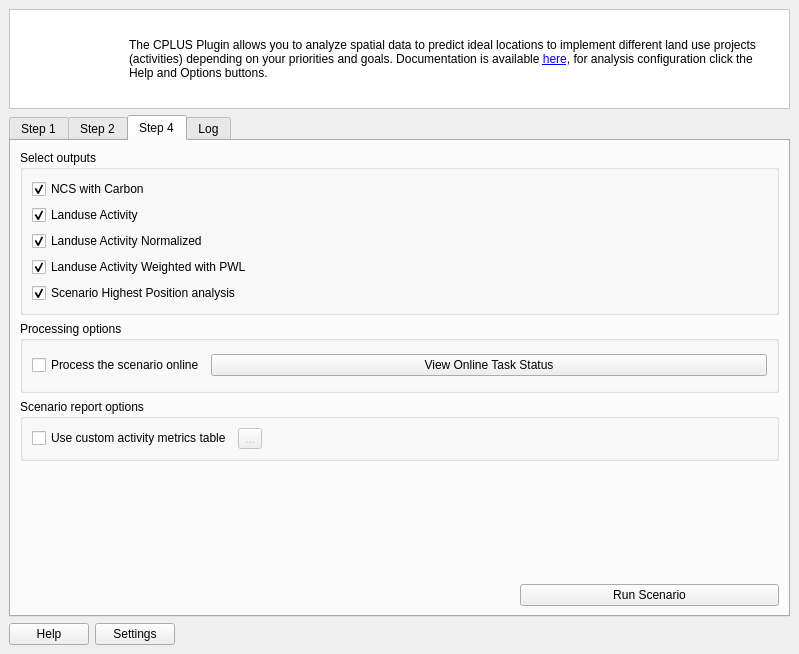
This is src/cplus_plugin/ui/qgis_cplus_main_dockwidget.ui in ConservationInternational/cplus-plugin as Qt 5 draws it before an edit. The edited form follows.
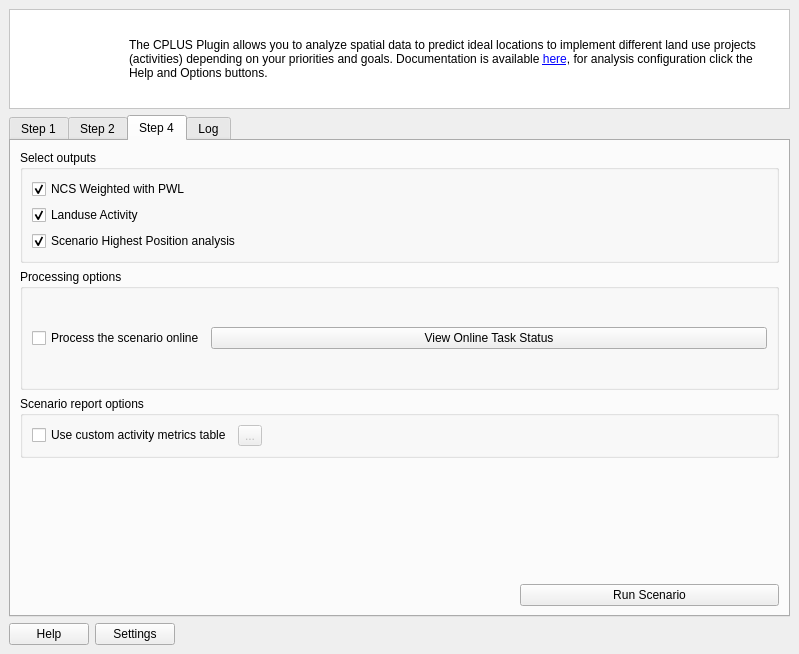
This is the edited form. The open tabs and pages were chosen to show the change. Icons and pictures are not drawn. Custom widgets are drawn as their Qt base class.

```diff
--- a/src/cplus_plugin/ui/qgis_cplus_main_dockwidget.ui
+++ b/src/cplus_plugin/ui/qgis_cplus_main_dockwidget.ui
@@ -460,19 +460,6 @@
            <string>Select outputs</string>
           </property>
           <layout class="QGridLayout" name="gridLayout_4">
-           <item row="0" column="0">
-            <widget class="QCheckBox" name="ncs_with_carbon">
-             <property name="toolTip">
-              <string>&lt;html&gt;&lt;head/&gt;&lt;body&gt;&lt;p&gt;Whether to produce the NCS pathways outputs.&lt;/p&gt;&lt;/body&gt;&lt;/html&gt;</string>
-             </property>
-             <property name="text">
-              <string>NCS with Carbon</string>
-             </property>
-             <property name="checked">
-              <bool>true</bool>
-             </property>
-            </widget>
-           </item>
            <item row="1" column="0">
             <widget class="QCheckBox" name="landuse_project">
              <property name="toolTip">
@@ -487,32 +474,6 @@
             </widget>
            </item>
            <item row="2" column="0">
-            <widget class="QCheckBox" name="landuse_normalized">
-             <property name="toolTip">
-              <string>&lt;html&gt;&lt;head/&gt;&lt;body&gt;&lt;p&gt;Whether to produce the landuse project normalized outputs.&lt;/p&gt;&lt;/body&gt;&lt;/html&gt;</string>
-             </property>
-             <property name="text">
-              <string>Landuse Activity Normalized</string>
-             </property>
-             <property name="checked">
-              <bool>true</bool>
-             </property>
-            </widget>
-           </item>
-           <item row="3" column="0">
-            <widget class="QCheckBox" name="landuse_weighted">
-             <property name="toolTip">
-              <string>&lt;html&gt;&lt;head/&gt;&lt;body&gt;&lt;p&gt;Whether to produce landuse weighted outputs, unselecting this option will disable report generation this is because weighted output is a required output for report generation.&lt;/p&gt;&lt;/body&gt;&lt;/html&gt;</string>
-             </property>
-             <property name="text">
-              <string>Landuse Activity Weighted with PWL</string>
-             </property>
-             <property name="checked">
-              <bool>true</bool>
-             </property>
-            </widget>
-           </item>
-           <item row="4" column="0">
             <widget class="QCheckBox" name="highest_position">
              <property name="toolTip">
               <string>&lt;html&gt;&lt;head/&gt;&lt;body&gt;&lt;p&gt;Whether to produce the final highest position analysis outputs, unselecting this option will disable report generation this is because the highest position output is a required output for report generation.&lt;/p&gt;&lt;/body&gt;&lt;/html&gt;</string>
@@ -525,6 +486,19 @@
              </property>
             </widget>
            </item>
+           <item row="0" column="0">
+            <widget class="QCheckBox" name="ncs_pwl_weighted">
+             <property name="toolTip">
+              <string>&lt;html&gt;&lt;head/&gt;&lt;body&gt;&lt;p&gt;Whether to produce the NCS pathways outputs.&lt;/p&gt;&lt;/body&gt;&lt;/html&gt;</string>
+             </property>
+             <property name="text">
+              <string>NCS Weighted with PWL</string>
+             </property>
+             <property name="checked">
+              <bool>true</bool>
+             </property>
+            </widget>
+           </item>
           </layout>
          </widget>
         </item>
```
